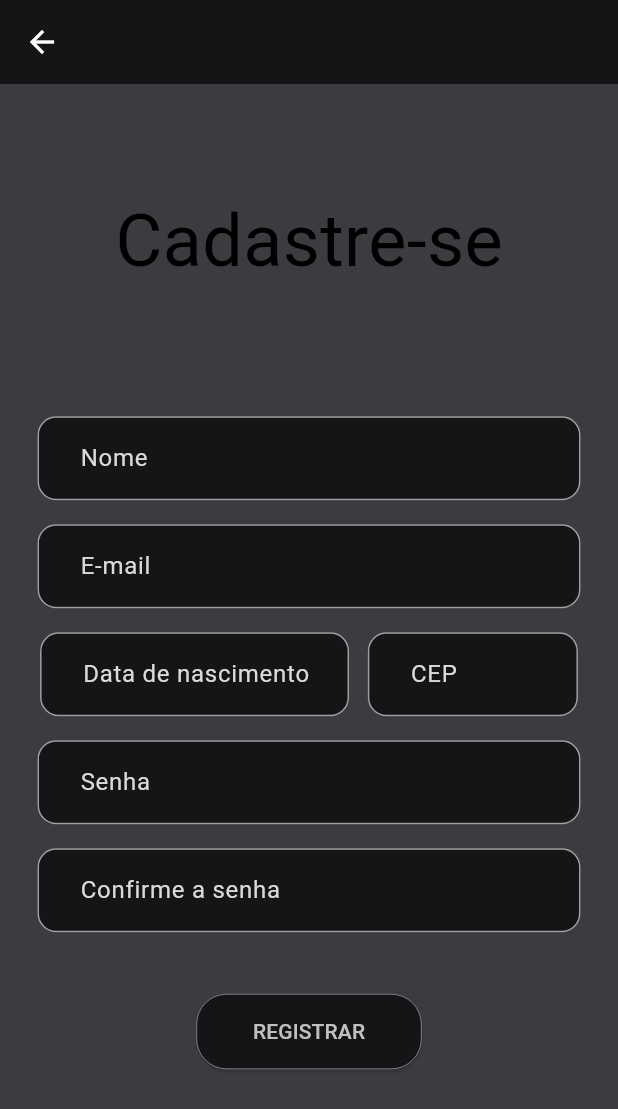
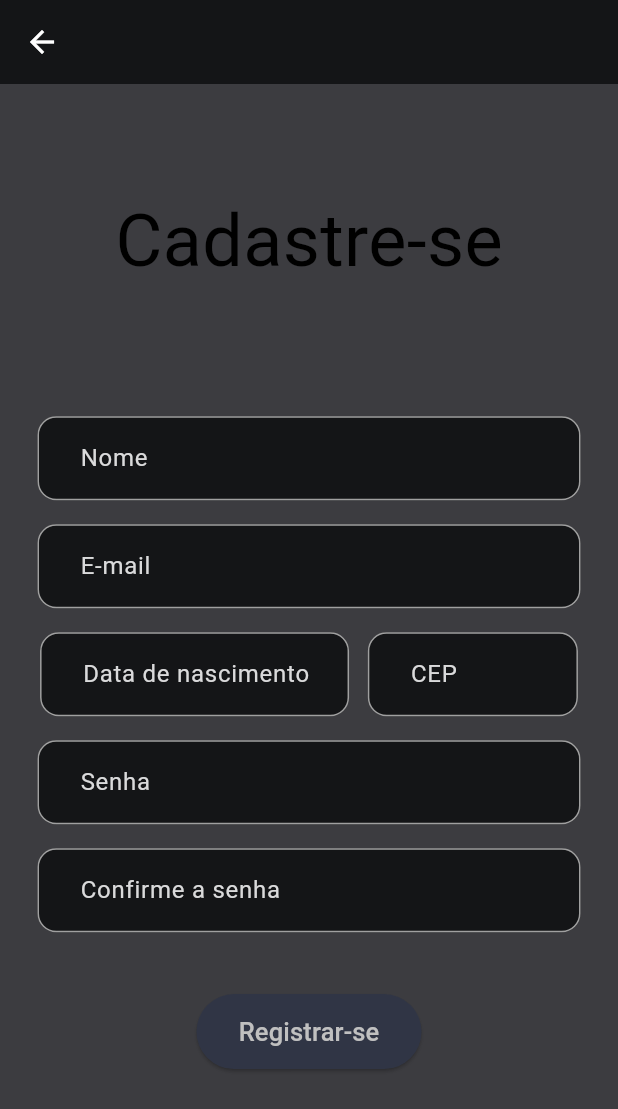
Before and after one commit to IgordeAndrade/customer_secret_service, a Flutter app: the screen it shows after launch, after a tap on "Login", after a tap on "Cadastre-se", on a phone screen of 412 x 824 dp. Shown: the top 1109 px of the screen. Run offline on Flutter 3.47's test engine with Material 2 defaults, Android fonts, the phone set to English and light mode, and no system bars; our stand-ins replace flex_color_scheme; network calls fail.

Commit message:
[feature]: isolate default button

```diff
--- a/lib/edit_personal_information/widgets/infromations_card.dart
+++ b/lib/edit_personal_information/widgets/infromations_card.dart
@@ -1,6 +1,7 @@
 import 'package:customer_secret_service/global/design_system/themes/constants/sizes.dart';
 import 'package:customer_secret_service/global/design_system/themes/constants/strings.dart';
 import 'package:customer_secret_service/global/design_system/widgets/box_spacer.dart';
+import 'package:customer_secret_service/global/design_system/widgets/default_button.dart';
 import 'package:flutter/material.dart';
 
 class InformationCard extends StatelessWidget {
@@ -31,13 +32,9 @@ class InformationCard extends StatelessWidget {
             const BoxSpacer.large(),
             widget,
             const BoxSpacer.large(),
-            SizedBox(
-              height: Sizes.buttonHeight,
-              width: Sizes.buttonWidth,
-              child: ElevatedButton(
-                onPressed: onSave,
-                child: const Text(Strings.save),
-              ),
+            DefaultButton(
+              onPressed: onSave,
+              contentButton: Strings.save,
             ),
             const BoxSpacer.large(),
           ],
--- a/lib/global/design_system/themes/constants/strings.dart
+++ b/lib/global/design_system/themes/constants/strings.dart
@@ -8,7 +8,7 @@ class Strings {
   static const String createCount = 'Cadastre-se';
   static const String name = 'Nome';
   static const String confirmPassword = 'Confirme a senha';
-  static const String register = 'REGISTRAR';
+  static const String register = 'Registrar-se';
   static const String personalInformations = 'Informações Pessoais';
   static const String editPersonalInformations = 'Editar informações pessoais';
   static const String contracts = 'Contratos';
--- /dev/null
+++ b/lib/global/design_system/widgets/default_button.dart
@@ -0,0 +1,42 @@
+import 'package:flutter/material.dart';
+
+import '../themes/constants/sizes.dart';
+
+class DefaultButton extends StatelessWidget {
+  const DefaultButton({
+    super.key,
+    required this.onPressed,
+    required this.contentButton,
+  });
+  final void Function()? onPressed;
+  final String contentButton;
+
+  @override
+  Widget build(BuildContext context) {
+    return ElevatedButton(
+      style: ButtonStyle(
+        backgroundColor: MaterialStateProperty.resolveWith(
+          (states) => Theme.of(context).colorScheme.inversePrimary,
+        ),
+        minimumSize: MaterialStateProperty.resolveWith(
+          (states) => const Size(
+            Sizes.buttonWidth,
+            Sizes.buttonHeight,
+          ),
+        ),
+      ),
+      onPressed: onPressed,
+      child: Text(
+        contentButton,
+        style: const TextStyle(
+          fontSize: 17,
+          shadows: [
+            Shadow(
+              color: Colors.black,
+            ),
+          ],
+        ),
+      ),
+    );
+  }
+}
--- a/lib/login/presentation/widgets/custom_login_button.dart
+++ b/lib/login/presentation/widgets/custom_login_button.dart
@@ -3,6 +3,7 @@ import 'package:customer_secret_service/global/design_system/themes/constants/st
 import 'package:flutter/material.dart';
 
 import '../../../global/design_system/themes/constants/sizes.dart';
+import '../../../global/design_system/widgets/default_button.dart';
 import '../../application/login_controller.dart';
 
 class CustomLoginButton extends StatelessWidget {
@@ -15,16 +16,11 @@ class CustomLoginButton extends StatelessWidget {
         builder: (__, isLoading, ___) {
           return isLoading
               ? const CircularProgressIndicator()
-              : ElevatedButton(
-                  style: CustomStyles.buttonStyle,
+              : DefaultButton(
                   onPressed: () {
                     LoginController.loginController.userAuthentication(context);
                   },
-                  child: const Padding(
-                    padding:
-                        EdgeInsets.symmetric(horizontal: Sizes.buttonHeight),
-                    child: Text(Strings.login),
-                  ),
+                  contentButton: Strings.login,
                 );
         });
   }
--- a/lib/sign_out_customer_secret/presentation/register_page.dart
+++ b/lib/sign_out_customer_secret/presentation/register_page.dart
@@ -5,6 +5,7 @@ import 'package:flutter/material.dart';
 import '../../global/design_system/styles/custom_styles.dart';
 import '../../global/design_system/themes/constants/sizes.dart';
 import '../../global/design_system/widgets/customer_snack_bar.dart';
+import '../../global/design_system/widgets/default_button.dart';
 import '../../global/routes/routes.dart';
 import '../application/register_controller.dart';
 
@@ -89,8 +90,7 @@ class RegisterPage extends StatelessWidget {
                   child: SizedBox(
                     height: Sizes.buttonHeight,
                     width: Sizes.buttonWidth,
-                    child: ElevatedButton(
-                      style: CustomStyles.buttonStyle,
+                    child: DefaultButton(
                       onPressed: () {
                         //TODO: Authenticate user
                         RegisterController().userAuthentication(context);
@@ -108,7 +108,7 @@ class RegisterPage extends StatelessWidget {
                         );
                         // : showStormSnackBar(context, message: 'Falha ao se cadastrar');
                       },
-                      child: const Text(Strings.register),
+                      contentButton: Strings.register,
                     ),
                   ),
                 ),
```
